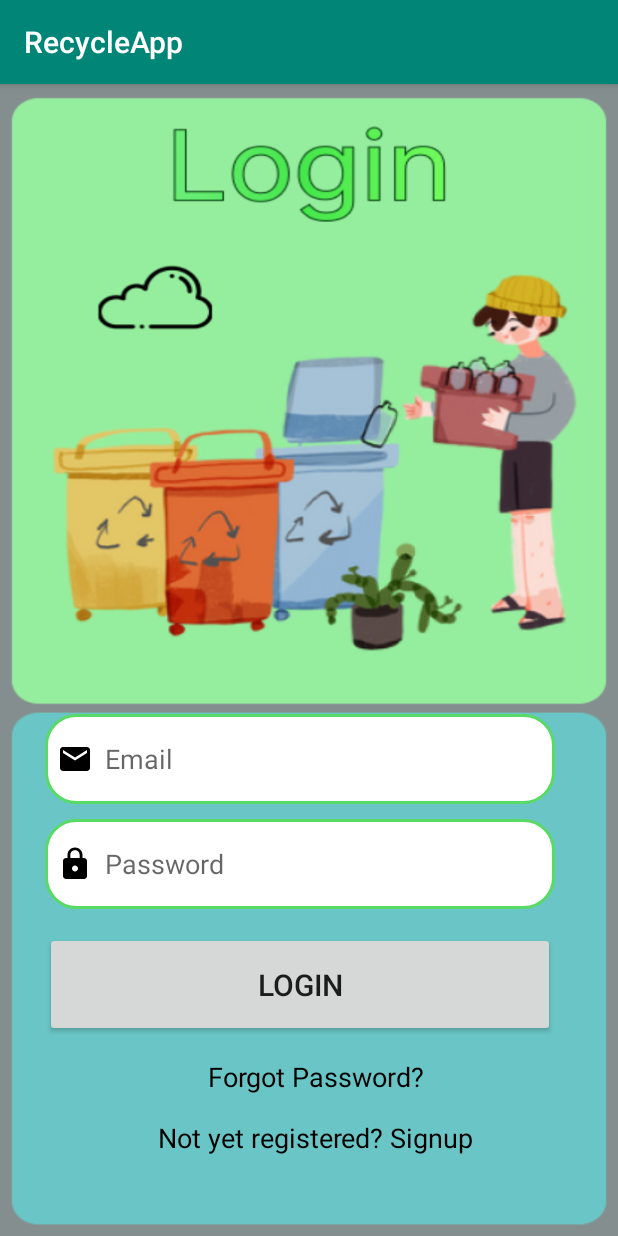
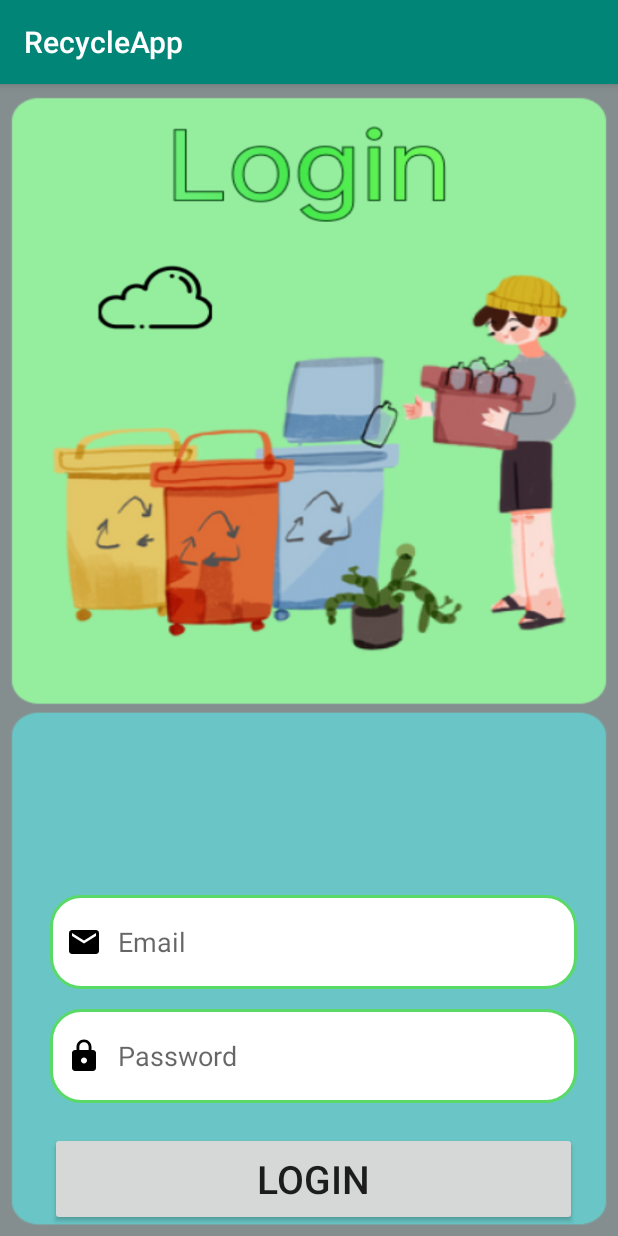
Before and after one commit to sankethp44/RecycleApp, an Android app: the screen it shows after launch (LoginActivity), on a phone screen of 412 x 824 dp. Run offline under Robolectric (Android 15) with nearby library versions, the phone set to English and light mode, and no system bars; our stand-ins replace Firebase (no records; nobody signed in at launch, a user with empty details on screens opened directly), sdp/ssp sizes.

Commit message:
Made responsive

```diff
--- a/app/build.gradle.kts
+++ b/app/build.gradle.kts
@@ -53,4 +53,7 @@ dependencies {
     androidTestImplementation("androidx.test.ext:junit:1.1.5")
     androidTestImplementation("androidx.test.espresso:espresso-core:3.5.1")
     implementation ("androidx.databinding:databinding-runtime:8.2.2")
+    implementation ("com.intuit.sdp:sdp-android:1.1.0")
+
+    implementation("com.intuit.ssp:ssp-android:1.1.0")
 }
--- a/app/src/main/res/layout/activity_login.xml
+++ b/app/src/main/res/layout/activity_login.xml
@@ -3,7 +3,7 @@
     xmlns:android="http://schemas.android.com/apk/res/android"
     xmlns:app="http://schemas.android.com/apk/res-auto"
     xmlns:tools="http://schemas.android.com/tools"
-    android:layout_width="match_parent"
+    android:layout_width="@dimen/_320sdp"
     android:layout_height="match_parent"
     android:background="@drawable/loginbkg"
     tools:context=".LoginActivity">
@@ -18,70 +18,69 @@
             android:orientation="vertical">
 
             <LinearLayout
-                android:layout_width="match_parent"
-                android:layout_height="wrap_content"
-                android:layout_marginLeft="10dp"
-                android:layout_marginTop="370dp"
+                android:layout_width="@dimen/_350sdp"
+                android:layout_height="@dimen/_350sdp"
+                android:layout_marginLeft="@dimen/_10sdp"
+                android:layout_marginTop="@dimen/_370sdp"
                 android:orientation="vertical"
                 android:padding="20dp">
 
                 <EditText
                     android:id="@+id/login_email"
-                    android:layout_width="340dp"
-                    android:layout_height="60dp"
-                    android:layout_marginTop="30dp"
+                    android:layout_width="@dimen/_270sdp"
+                    android:layout_height="@dimen/_48sdp"
+                    android:layout_marginTop="@dimen/_30sdp"
                     android:background="@drawable/lavender_border"
                     android:drawableLeft="@drawable/ic_baseline_email_24"
-                    android:drawablePadding="8dp"
+                    android:drawablePadding="@dimen/_8sdp"
                     android:hint="Email"
-                    android:inputType="textPassword"
-                    android:padding="8dp"
+                    android:padding="@dimen/_8sdp"
                     android:textColor="@color/grey" />
 
                 <EditText
                     android:id="@+id/login_password"
-                    android:layout_width="340dp"
-                    android:layout_height="60dp"
-                    android:layout_marginTop="10dp"
+                    android:layout_width="@dimen/_270sdp"
+                    android:layout_height="@dimen/_48sdp"
+                    android:layout_marginTop="@dimen/_10sdp"
                     android:background="@drawable/lavender_border"
                     android:drawableLeft="@drawable/ic_baseline_lock_24"
-                    android:drawablePadding="8dp"
+                    android:drawablePadding="@dimen/_8sdp"
                     android:hint="Password"
                     android:inputType="textPassword"
-                    android:padding="8dp"
+                    android:padding="@dimen/_8sdp"
                     android:textColor="@color/grey" />
 
 
                 <Button
                     android:id="@+id/login_button"
-                    android:layout_width="340dp"
-                    android:layout_height="70dp"
-                    android:layout_marginTop="15dp"
+                    android:layout_width="@dimen/_270sdp"
+                    android:layout_height="@dimen/_48sdp"
+                    android:layout_marginTop="@dimen/_15sdp"
                     android:text="Login"
-                    android:textSize="20sp"
-                    app:cornerRadius="30dp" />
+                    android:textSize="@dimen/_20ssp"
+                    app:cornerRadius="@dimen/_30sdp" />
 
                 <TextView
                     android:id="@+id/forgot_password"
                     android:layout_width="wrap_content"
                     android:layout_height="wrap_content"
-                    android:layout_gravity="center"
-                    android:layout_marginTop="6dp"
-                    android:padding="8dp"
+                    android:layout_marginTop="@dimen/_6sdp"
+                    android:layout_marginStart="@dimen/_67sdp"
+                    android:padding="@dimen/_8sdp"
                     android:text="Forgot Password?"
                     android:textColor="@color/black"
-                    android:textSize="18sp" />
+                    android:textSize="@dimen/_15ssp" />
 
                 <TextView
                     android:id="@+id/signupRedirectText"
                     android:layout_width="wrap_content"
                     android:layout_height="wrap_content"
-                    android:layout_gravity="center"
                     android:layout_marginTop="0dp"
-                    android:padding="8dp"
+                    android:padding="@dimen/_8sdp"
                     android:text="Not yet registered? Signup"
                     android:textColor="@color/black"
-                    android:textSize="18sp" />
+                    android:layout_marginStart="@dimen/_39sdp"
+                    android:textSize="@dimen/_15ssp" />
 
             </LinearLayout>
 
--- a/app/src/main/res/layout/activity_main.xml
+++ b/app/src/main/res/layout/activity_main.xml
@@ -154,11 +154,7 @@
                 android:layout_height="184dp"
                 android:src="@drawable/category_image_3"
                 android:layout_marginRight="8dp"/>
-            <ImageView
-                android:layout_width="171dp"
-                android:layout_height="184dp"
-                android:src="@drawable/category_image_4"
-                android:layout_marginRight="8dp"/>
+
             <ImageView
                 android:layout_width="171dp"
                 android:layout_height="184dp"
```
Also changed, not shown: app/src/main/res/layout/activity_signup.xml (+15 -15 lines), app/src/main/res/layout/splash_screen.xml (+13 -13 lines).
